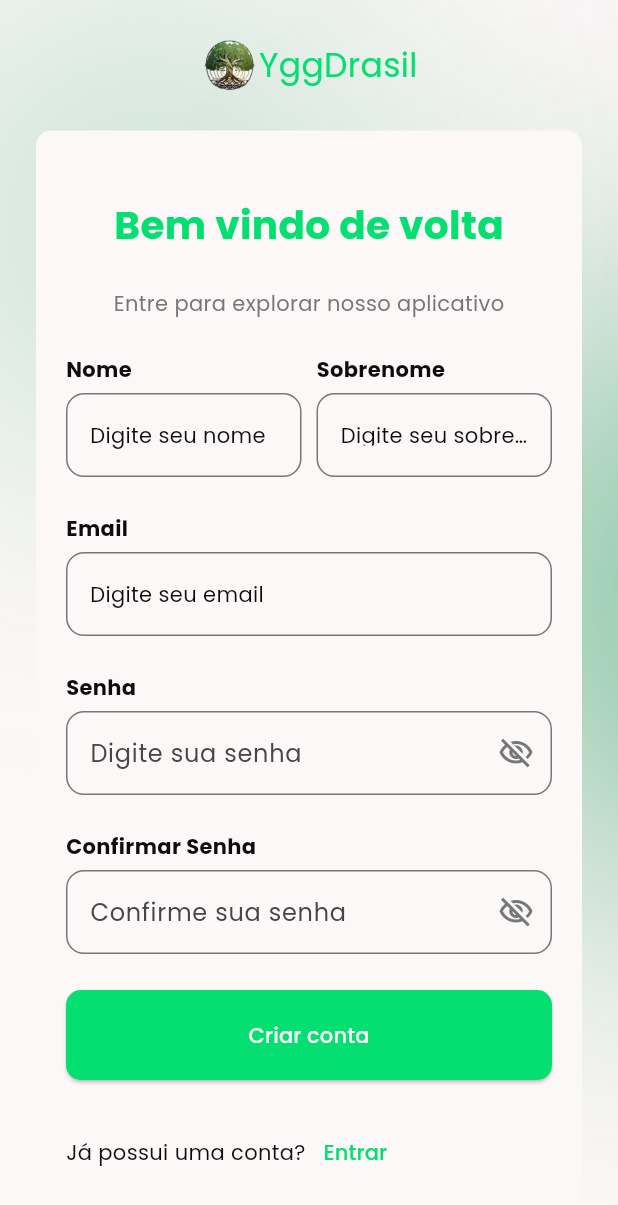
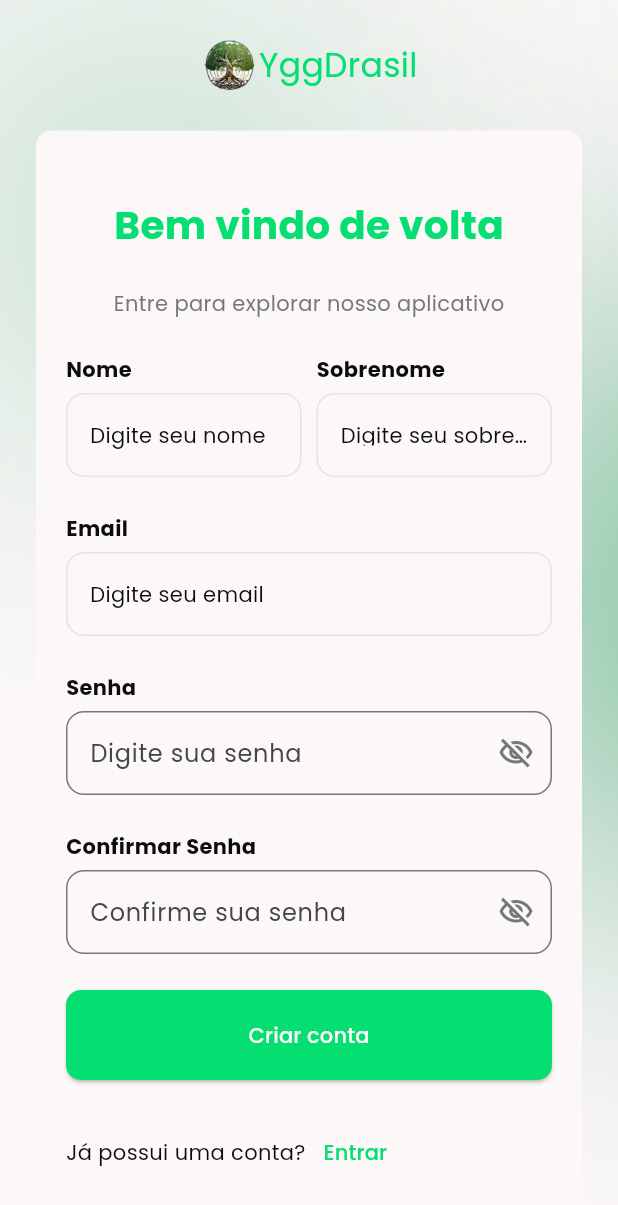
Before and after one commit to LucasRossatto/YggDrasil_App_Flutter, a Flutter app: the CadastroScreen screen opened directly, on a phone screen of 412 x 824 dp. Shown: the top 1205 px of the screen. Run offline on Flutter 3.47's test engine with Material 3 defaults, Android fonts, the phone set to English and light mode, and no system bars; our stand-ins replace equatable, flutter_dotenv, flutter_svg, google_fonts, pretty_qr_code; accounts and stored records are empty.

Commit message:
style: cores da enbledBorder alteradas

```diff
--- a/lib/src/shared/widgets/app_text_field.dart
+++ b/lib/src/shared/widgets/app_text_field.dart
@@ -70,7 +70,7 @@ class AppTextField extends StatelessWidget {
             ),
             enabledBorder: OutlineInputBorder(
               borderRadius: BorderRadius.circular(12),
-              borderSide: BorderSide(color: theme.colorScheme.outline),
+              borderSide: BorderSide(color: theme.colorScheme.secondary),
             ),
             focusedBorder: OutlineInputBorder(
               borderRadius: BorderRadius.circular(12),
```
